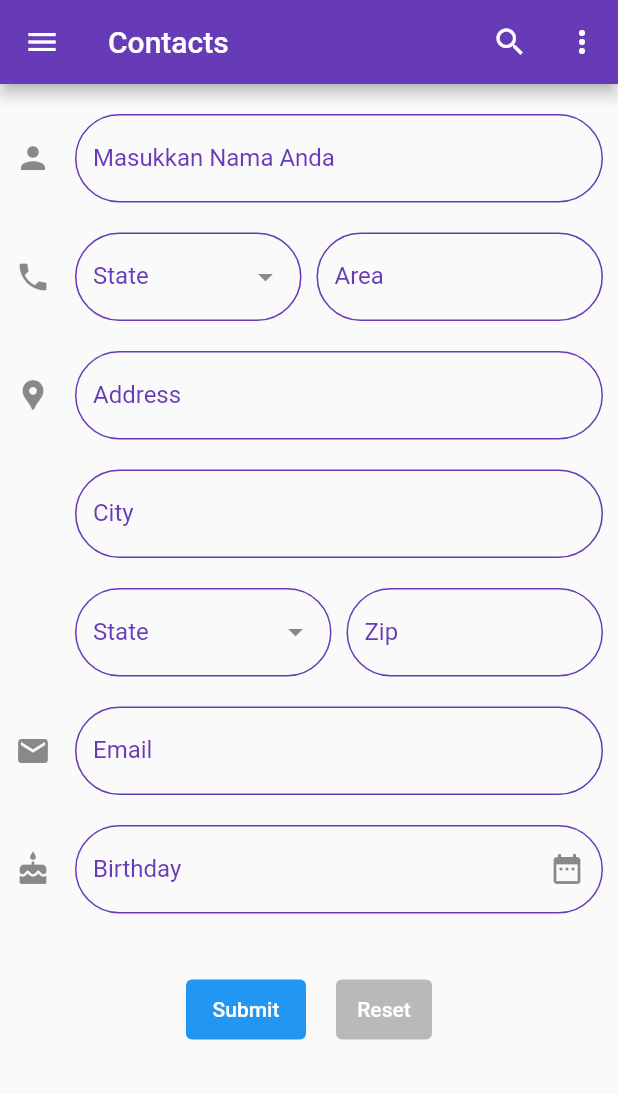
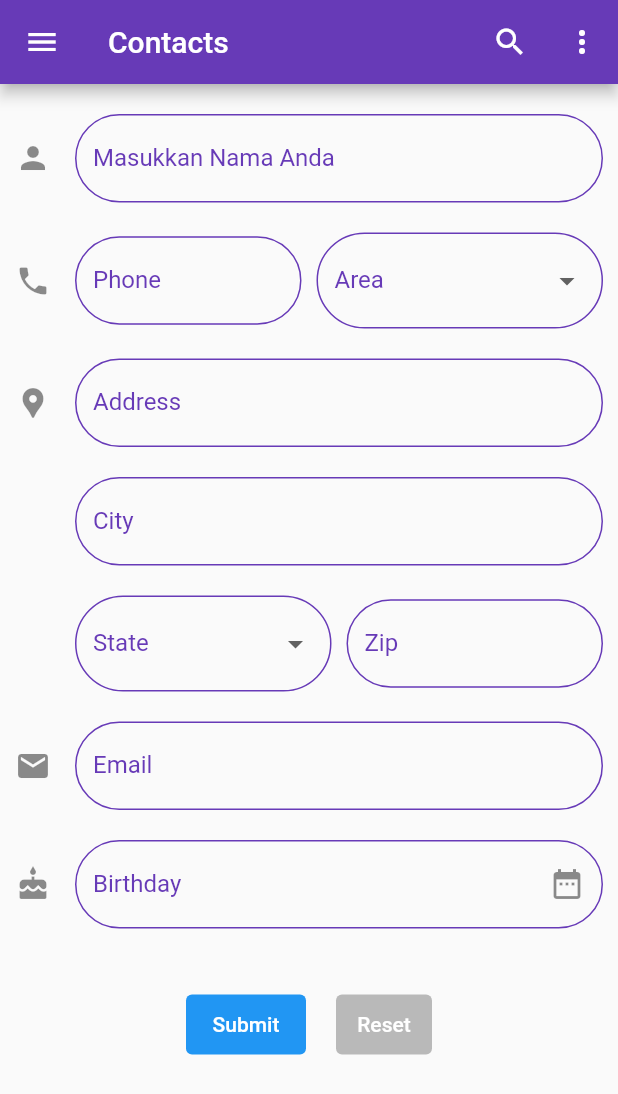
Before and after one commit to yozzylazzy/Flutter-Input-Control, a Flutter app: the screen it shows after launch, on a phone screen of 412 x 824 dp. Shown: the top 1094 px of the screen. Run offline on Flutter 3.47's test engine with Material 2 defaults, Android fonts, the phone set to English and light mode, and no system bars.

Commit message:
Update Input Control Flutter with Stateful

```diff
--- a/lib/main.dart
+++ b/lib/main.dart
@@ -1,4 +1,7 @@
 import 'package:flutter/material.dart';
+import 'package:intl/intl.dart';
+
+TextEditingController dateinput = TextEditingController();
 
 void main() {
   runApp(const MyApp());
@@ -7,6 +10,22 @@ void main() {
 class MyApp extends StatelessWidget {
   const MyApp({Key? key}) : super(key: key);
 
+  @override
+  Widget build(BuildContext context) {
+    return MaterialApp(
+      home: Home(),
+    );
+  }
+}
+
+class Home extends StatefulWidget {
+  const Home({Key? key}) : super(key: key);
+
+  @override
+  State<Home> createState() => _HomeState();
+}
+
+class _HomeState extends State<Home> {
   @override
   Widget build(BuildContext context) {
     return MaterialApp(
@@ -62,17 +81,13 @@ class MyApp extends StatelessWidget {
                       Flexible(
                         flex: 1,
                         fit: FlexFit.tight,
-                    child: new TextFormField(
+                        child: TextFormField(
                           decoration: InputDecoration(
                             icon: Icon(Icons.phone),
                             border: OutlineInputBorder(),
-                        labelText: "State",
+                            labelText: "Phone",
                             labelStyle: TextStyle(
                               color: Colors.deepPurple,
-                        ),
-                        suffixIcon: IconButton(
-                          onPressed: (){},
-                          icon:  Icon(Icons.arrow_drop_down),
                             ),
                             enabledBorder: OutlineInputBorder(
                                 borderSide: BorderSide(
@@ -89,13 +104,35 @@ class MyApp extends StatelessWidget {
                       Flexible(
                         flex: 1,
                         fit: FlexFit.tight,
-                    child:  TextFormField(
+                        child:  DropdownButtonFormField<String>(
+                          items : <String>['Bandung','Jakarta','Yogyakarta'].map((String value)
+                          {return DropdownMenuItem<String>(
+                            value: value,
+                            child: Text(value),
+                          );}).toList(),
+                          onChanged: (value) => value,
                           decoration: InputDecoration(
+                            // suffixIcon: PopupMenuButton<String>(
+                            //   icon: Icon(Icons.arrow_drop_down),
+                            //   onSelected: (String value){
+                            //     _controller.text = value;
+                            //   },
+                            //   itemBuilder: (BuildContext context){
+                            //     return items.map<PopupMenuItem<String>>((String value){
+                            //       return new PopupMenuItem(child: Text(value), value: value);
+                            //     }).toList();
+                            //   },
+                            // ),
                               border: OutlineInputBorder(),
                               labelText: "Area",
                               labelStyle: TextStyle(
                                 color: Colors.deepPurple,
                               ),
+
+                              // suffixIcon: IconButton(
+                              //   onPressed: (){},
+                              //   icon:  Icon(Icons.arrow_drop_down),
+                              // ),
                               enabledBorder: OutlineInputBorder(
                                   borderSide: BorderSide(
                                       color: Colors.deepPurple
@@ -154,17 +191,25 @@ class MyApp extends StatelessWidget {
                       Flexible(
                         flex: 1,
                         fit: FlexFit.tight,
-                          child:new TextFormField(
+                        child: DropdownButtonFormField<String>(
+                          items: <String>["Indonesia","Singapore","Africa"].
+                          map((String value){
+                            return DropdownMenuItem<String>(
+                              value: value,
+                              child: Text(value),
+                            );
+                          }).toList(),
+                          onChanged: (String? value){},
                           decoration: InputDecoration(
                               border: OutlineInputBorder(),
                               labelText: "State",
                               labelStyle: TextStyle(
                                 color: Colors.deepPurple,
                               ),
-                           suffixIcon: IconButton(
-                             onPressed: (){},
-                             icon:  Icon(Icons.arrow_drop_down),
-                           ),
+                              // suffixIcon: IconButton(
+                              //   onPressed: (){},
+                              //   icon:  Icon(Icons.arrow_drop_down),
+                              // ),
                               enabledBorder: OutlineInputBorder(
                                   borderSide: BorderSide(
                                       color: Colors.deepPurple
@@ -222,6 +267,22 @@ class MyApp extends StatelessWidget {
                 ),
               ),
               TextFormField(
+                controller: dateinput,
+                readOnly: true,
+                onTap: () async {
+                  DateTime? pickedDate = await showDatePicker(
+                      context: context,
+                      initialDate: DateTime.now(),
+                      firstDate: DateTime(2000),
+                      lastDate: DateTime(2101));
+                  if(pickedDate !=null){
+                    String formattedDate =
+                    DateFormat('dd-MM-yyyy').format(pickedDate);
+                    setState((){
+                      dateinput.text = formattedDate;
+                    });
+                  } else {}
+                },
                 decoration: InputDecoration(
                     icon: Icon(Icons.cake),
                     border: OutlineInputBorder(),
@@ -241,6 +302,7 @@ class MyApp extends StatelessWidget {
                     )
                 ),
               ),
+              // DropdownButton(items: , onChanged: (){}),
               Align(
                 child: Center(
                   child: Container(
@@ -275,9 +337,9 @@ class MyApp extends StatelessWidget {
                     ),
                   ),
                 ),
-                )
+              ),
             ],
-            )
+          ),
         ),
       ),
     );
--- a/pubspec.yaml
+++ b/pubspec.yaml
@@ -31,7 +31,7 @@ environment:
 dependencies:
   flutter:
     sdk: flutter
-
+  intl: ^0.17.0
 
   # The following adds the Cupertino Icons font to your application.
   # Use with the CupertinoIcons class for iOS style icons.
```
Also changed, not shown: pubspec.lock. Lines whose indentation alone changed are shown as unchanged.
